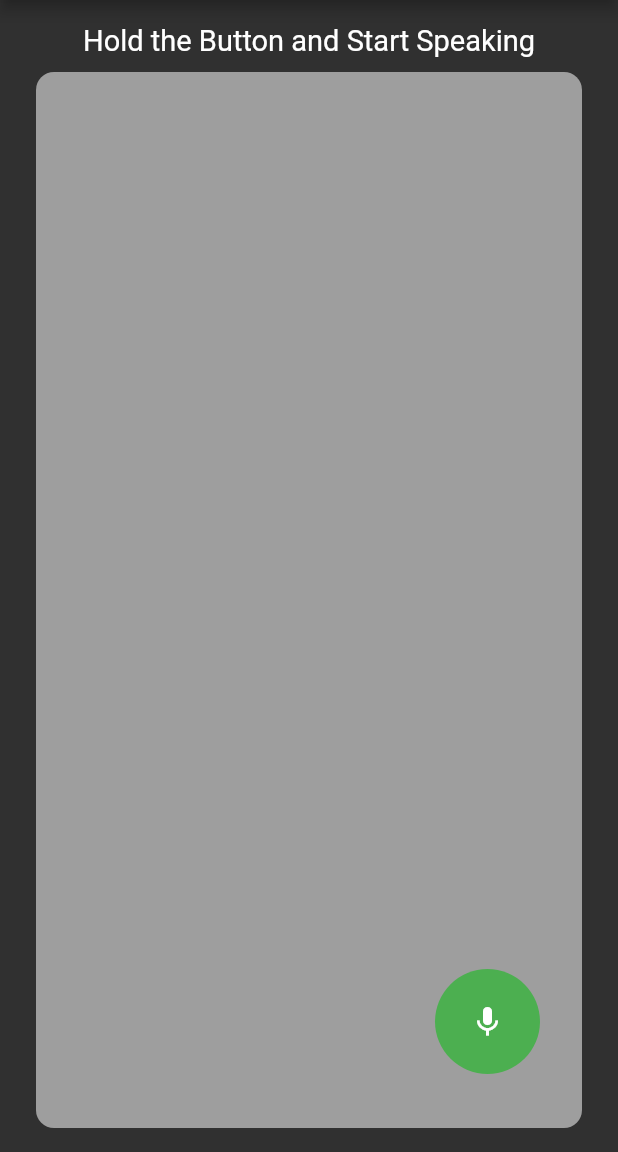
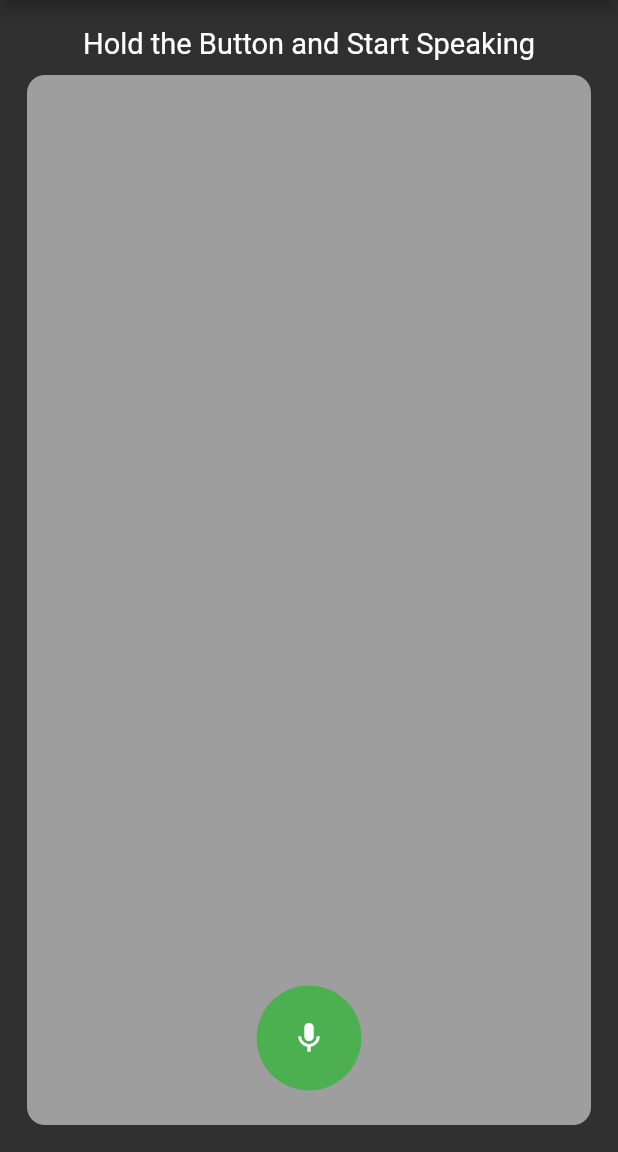
Before and after one commit to SafuRaja7/Voice-Assistant-Chat-GPT, a Flutter app: the screen it shows after launch, on a phone screen of 412 x 824 dp, the part 84-1236 px from its top. Run offline on Flutter 3.47's test engine with Material 2 defaults, Android fonts, the phone set to English and light mode, and no system bars; our stand-ins replace form_builder_validators, speech_to_text; Roboto replaces fonts that are missing (SF Pro).

Commit message:
some color changes

```diff
--- a/lib/models/chat_message.dart
+++ b/lib/models/chat_message.dart
@@ -1,6 +1,7 @@
 enum ChatMessageType {
   user,
   bot,
+  keyboard,
 }
 
 class ChatMessage {
--- a/lib/screens/home_screen.dart
+++ b/lib/screens/home_screen.dart
@@ -14,6 +14,7 @@ class HomeScreen extends StatefulWidget {
 }
 
 class _HomeScreenState extends State<HomeScreen> {
+  TextEditingController textEditingController = TextEditingController();
   SpeechToText speechToText = SpeechToText();
   var isListening = false;
   var text = 'Hold the Button and Start Speaking';
@@ -21,6 +22,7 @@ class _HomeScreenState extends State<HomeScreen> {
   var scrollController = ScrollController();
 
   final List<ChatMessage> messages = [];
+  String textChat = '';
 
   scrollMethod() {
     scrollController.animateTo(
@@ -34,9 +36,9 @@ class _HomeScreenState extends State<HomeScreen> {
   Widget build(BuildContext context) {
     App.init(context);
     return Scaffold(
-      floatingActionButtonLocation: FloatingActionButtonLocation.miniEndFloat,
+      floatingActionButtonLocation: FloatingActionButtonLocation.centerFloat,
       floatingActionButton: AvatarGlow(
-        endRadius: 75.0,
+        endRadius: 60.0,
         animate: isListening,
         duration: const Duration(milliseconds: 2000),
         glowColor: Colors.green,
@@ -106,8 +108,8 @@ class _HomeScreenState extends State<HomeScreen> {
         ),
       ),
       body: SafeArea(
-        child: Container(
-          padding: const EdgeInsets.symmetric(horizontal: 24, vertical: 16),
+        child: Padding(
+          padding: Space.all(1),
           child: Column(
             children: [
               Text(
@@ -161,7 +163,7 @@ Widget chatBubble({required String? chatText, required ChatMessageType? type}) {
           margin: Space.v,
           padding: Space.all(),
           decoration: BoxDecoration(
-            color: type == ChatMessageType.bot ? Colors.green : Colors.white,
+            color: type == ChatMessageType.bot ? Colors.green : Colors.blue,
             borderRadius: const BorderRadius.only(
               topRight: Radius.circular(12),
               bottomRight: Radius.circular(12),
```
